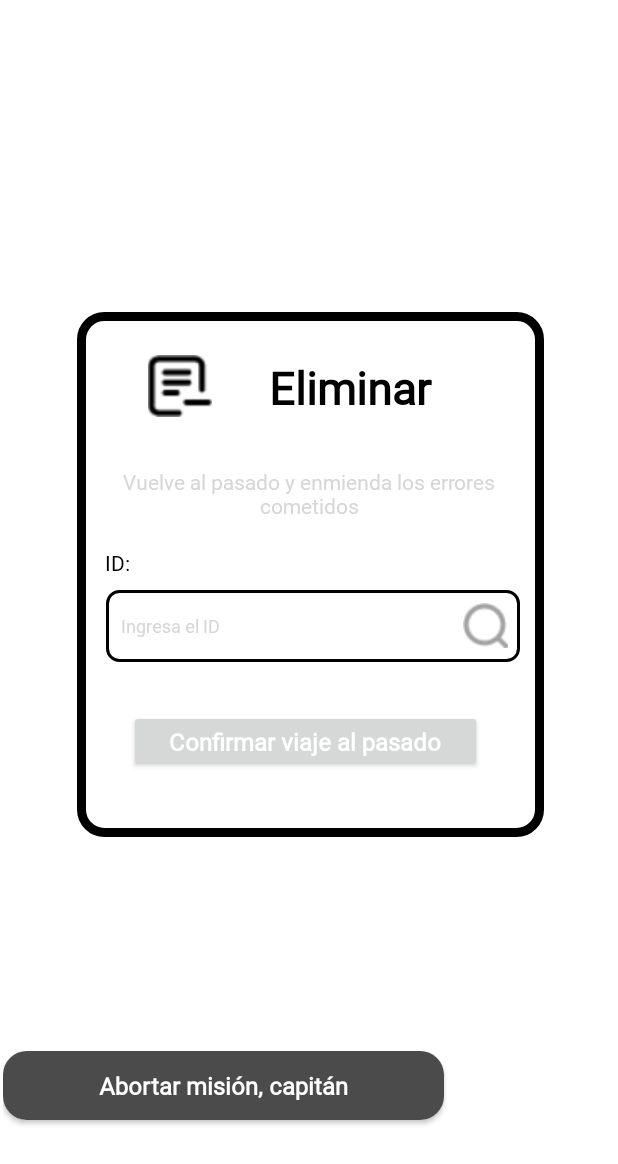
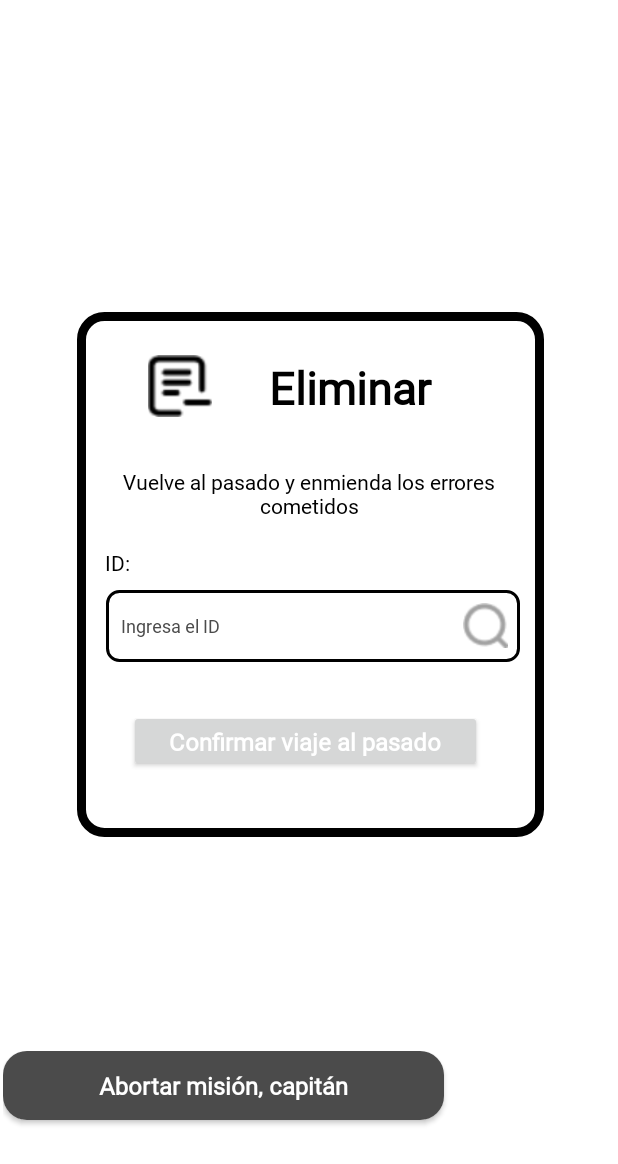
Before and after one commit to yaellxo/ProyectoMoviles, an Android app built with Jetpack Compose: the layout eliminar_evento_activity.xml on its own in the app's theme, with its tools: preview values and no code run, on a phone screen of 412 x 824 dp. Shown: the top 1164 px of the screen. Run offline under Robolectric (Android 15) with nearby library versions, the phone set to English and light mode, and no system bars.

Commit message:
EliminarInterfaces

```diff
--- a/app/src/main/res/layout/eliminar_evento_activity.xml
+++ b/app/src/main/res/layout/eliminar_evento_activity.xml
@@ -23,7 +23,6 @@
             android:layout_width="53dp"
             android:layout_height="41dp"
             android:layout_marginEnd="200dp"
-            android:contentDescription="@string/logo_description"
             android:src="@drawable/icon_eliminar"
             app:layout_constraintBottom_toBottomOf="parent"
             app:layout_constraintEnd_toEndOf="parent"
@@ -55,7 +54,7 @@
             android:fontFamily="@font/sawarabi"
             android:gravity="center"
             android:text="@string/eliminiar_text_evento"
-            android:textColor="@color/black"
+            android:textColor="@color/negro_color"
             android:textSize="14sp"
             app:layout_constraintEnd_toEndOf="parent"
             app:layout_constraintHorizontal_bias="0.0"
@@ -99,8 +98,8 @@
             android:fontFamily="@font/sawarabi"
             android:hint="Ingresa el ID"
             android:padding="10dp"
-            android:textColor="@color/black"
-            android:textColorHint="@color/grey"
+            android:textColor="@color/negro_color"
+            android:textColorHint="@color/gris_color"
             android:textSize="12sp"
             app:layout_constraintEnd_toEndOf="parent"
             app:layout_constraintHorizontal_bias="1.0"
@@ -113,7 +112,6 @@
             android:layout_height="30dp"
             android:layout_marginEnd="8dp"
             android:layout_marginBottom="6dp"
-            android:contentDescription="@string/logo_description"
             android:src="@drawable/icon_lupa"
             app:layout_constraintBottom_toBottomOf="parent"
             app:layout_constraintEnd_toEndOf="parent"
```
Also changed, not shown: app/src/main/res/layout/eliminar_manga_activity.xml (+3 -5 lines), app/src/main/res/layout/eliminar_usuario_activity.xml (+3 -5 lines).
